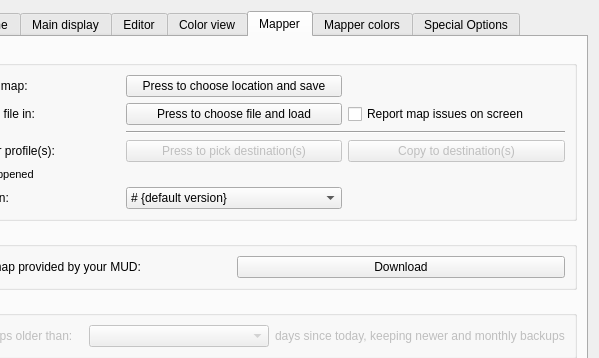
The window that src/ui/profile_preferences.ui (Mudlet/Mudlet) describes before a commit, drawn with Qt 5; both pictures show x 131 to 730 and y 0 to 358 of the 730 by 685 pixel window.
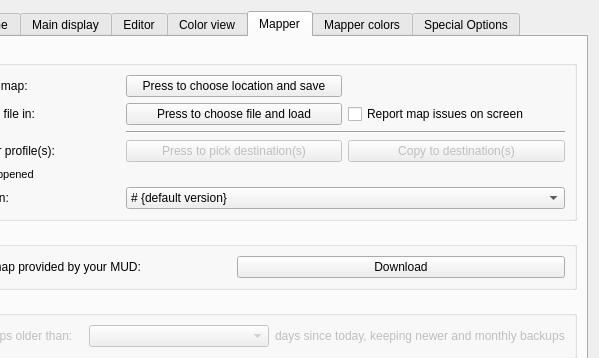
The same window after the commit. The open tabs and pages were chosen to show the change. Icons and pictures are not drawn. Custom widgets are drawn as their Qt base class.

Commit message:
double width of map-version selector (#1884)
* Width of map-version selector doubled
* Removed now obsolete maximum width

Width has been doubled of the drop-down menu to select the map-format version used. This will help to effortlessly display the long texts which may be contained. Fix #1873

Diff of the .ui file:
```diff
--- a/src/ui/profile_preferences.ui
+++ b/src/ui/profile_preferences.ui
@@ -1712,7 +1712,7 @@
             </property>
            </widget>
           </item>
-          <item row="5" column="1">
+          <item row="5" column="1" colspan="2">
            <widget class="QComboBox" name="comboBox_mapFileSaveFormatVersion">
             <property name="sizePolicy">
              <sizepolicy hsizetype="Minimum" vsizetype="Fixed">
@@ -1722,7 +1722,7 @@
             </property>
             <property name="maximumSize">
              <size>
-              <width>250</width>
+              <width>16777215</width>
               <height>16777215</height>
              </size>
             </property>
```
